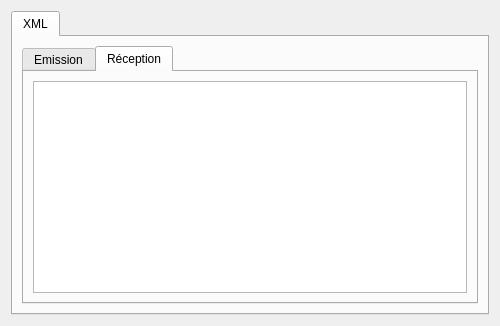
Qt form app/cpp/qmake/mingw/code/src/manager/GQueryUi.ui (gkesse/ReadyCode) before a commit.
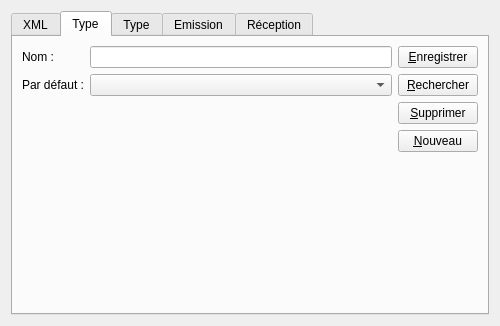
The same form after that commit. The open tabs and pages were chosen to show the change. Custom widgets are drawn as their Qt base class.

The edit to the form file:
```diff
--- a/app/cpp/qmake/mingw/code/src/manager/GQueryUi.ui
+++ b/app/cpp/qmake/mingw/code/src/manager/GQueryUi.ui
@@ -90,10 +90,235 @@
        </item>
       </layout>
      </widget>
+     <widget class="QWidget" name="tabCreateType">
+      <attribute name="title">
+       <string>Type</string>
+      </attribute>
+      <layout class="QGridLayout" name="gridLayout_7">
+       <item row="0" column="0">
+        <layout class="QVBoxLayout" name="verticalLayout_4" stretch="0,0">
+         <item>
+          <layout class="QFormLayout" name="formLayout_2">
+           <item row="0" column="0">
+            <widget class="QLabel" name="label_2">
+             <property name="text">
+              <string>Nom :</string>
+             </property>
+            </widget>
+           </item>
+           <item row="0" column="1">
+            <layout class="QHBoxLayout" name="horizontalLayout_2">
+             <item>
+              <widget class="QLineEdit" name="edtNameCreateType"/>
+             </item>
+            </layout>
+           </item>
+           <item row="1" column="0">
+            <widget class="QLabel" name="label_4">
+             <property name="text">
+              <string>Par défaut :</string>
+             </property>
+            </widget>
+           </item>
+           <item row="1" column="1">
+            <widget class="GComboBox" name="cmbDefaultType"/>
+           </item>
+          </layout>
+         </item>
+         <item>
+          <spacer name="verticalSpacer_4">
+           <property name="orientation">
+            <enum>Qt::Vertical</enum>
+           </property>
+           <property name="sizeHint" stdset="0">
+            <size>
+             <width>20</width>
+             <height>40</height>
+            </size>
+           </property>
+          </spacer>
+         </item>
+        </layout>
+       </item>
+       <item row="0" column="1">
+        <layout class="QVBoxLayout" name="verticalLayout">
+         <item>
+          <widget class="QPushButton" name="btnSaveCreateType">
+           <property name="text">
+            <string>&amp;Enregistrer</string>
+           </property>
+          </widget>
+         </item>
+         <item>
+          <widget class="QPushButton" name="btnSearchCreateType">
+           <property name="text">
+            <string>&amp;Rechercher</string>
+           </property>
+          </widget>
+         </item>
+         <item>
+          <widget class="QPushButton" name="btnDeleteCreateType">
+           <property name="text">
+            <string>&amp;Supprimer</string>
+           </property>
+          </widget>
+         </item>
+         <item>
+          <widget class="QPushButton" name="btnNewCreateType">
+           <property name="text">
+            <string>&amp;Nouveau</string>
+           </property>
+          </widget>
+         </item>
+         <item>
+          <spacer name="verticalSpacer">
+           <property name="orientation">
+            <enum>Qt::Vertical</enum>
+           </property>
+           <property name="sizeHint" stdset="0">
+            <size>
+             <width>20</width>
+             <height>0</height>
+            </size>
+           </property>
+          </spacer>
+         </item>
+        </layout>
+       </item>
+      </layout>
+     </widget>
+     <widget class="QWidget" name="tabSelectType">
+      <attribute name="title">
+       <string>Type</string>
+      </attribute>
+      <layout class="QGridLayout" name="gridLayout_8">
+       <item row="0" column="0">
+        <layout class="QVBoxLayout" name="verticalLayout_5" stretch="0,0">
+         <item>
+          <layout class="QFormLayout" name="formLayout_3">
+           <item row="0" column="0">
+            <widget class="QLabel" name="label_3">
+             <property name="text">
+              <string>Nom :</string>
+             </property>
+            </widget>
+           </item>
+           <item row="0" column="1">
+            <layout class="QHBoxLayout" name="horizontalLayout_3">
+             <item>
+              <widget class="GComboBox" name="cmbNameSelectType"/>
+             </item>
+            </layout>
+           </item>
+          </layout>
+         </item>
+         <item>
+          <spacer name="verticalSpacer_5">
+           <property name="orientation">
+            <enum>Qt::Vertical</enum>
+           </property>
+           <property name="sizeHint" stdset="0">
+            <size>
+             <width>20</width>
+             <height>40</height>
+            </size>
+           </property>
+          </spacer>
+         </item>
+        </layout>
+       </item>
+      </layout>
+     </widget>
+     <widget class="QWidget" name="tabEmission">
+      <attribute name="title">
+       <string>Emission</string>
+      </attribute>
+      <layout class="QGridLayout" name="gridLayout">
+       <item row="0" column="0">
+        <widget class="QTextEdit" name="txtEmission"/>
+       </item>
+       <item row="0" column="1">
+        <layout class="QVBoxLayout" name="verticalLayout_3">
+         <item>
+          <widget class="QPushButton" name="btnSendEmission">
+           <property name="text">
+            <string>&amp;Envoyer</string>
+           </property>
+          </widget>
+         </item>
+         <item>
+          <widget class="QPushButton" name="btnClearEmission">
+           <property name="text">
+            <string>&amp;Nettoyer</string>
+           </property>
+          </widget>
+         </item>
+         <item>
+          <spacer name="verticalSpacer_3">
+           <property name="orientation">
+            <enum>Qt::Vertical</enum>
+           </property>
+           <property name="sizeHint" stdset="0">
+            <size>
+             <width>20</width>
+             <height>0</height>
+            </size>
+           </property>
+          </spacer>
+         </item>
+        </layout>
+       </item>
+      </layout>
+     </widget>
+     <widget class="QWidget" name="tabReception">
+      <attribute name="title">
+       <string>Réception</string>
+      </attribute>
+      <layout class="QGridLayout" name="gridLayout_6">
+       <item row="0" column="0">
+        <widget class="QTextEdit" name="txtReception">
+         <property name="readOnly">
+          <bool>true</bool>
+         </property>
+        </widget>
+       </item>
+       <item row="0" column="1">
+        <layout class="QVBoxLayout" name="verticalLayout_6">
+         <item>
+          <widget class="QPushButton" name="btnCopyReception">
+           <property name="text">
+            <string>&amp;Copier</string>
+           </property>
+          </widget>
+         </item>
+         <item>
+          <spacer name="verticalSpacer_6">
+           <property name="orientation">
+            <enum>Qt::Vertical</enum>
+           </property>
+           <property name="sizeHint" stdset="0">
+            <size>
+             <width>20</width>
+             <height>0</height>
+            </size>
+           </property>
+          </spacer>
+         </item>
+        </layout>
+       </item>
+      </layout>
+     </widget>
     </widget>
    </item>
   </layout>
  </widget>
+ <customwidgets>
+  <customwidget>
+   <class>GComboBox</class>
+   <extends>QComboBox</extends>
+   <header>GComboBox.h</header>
+  </customwidget>
+ </customwidgets>
  <resources/>
  <connections/>
 </ui>
```
Left out of the diff: 2 changed lines with no effect on the pictures.
